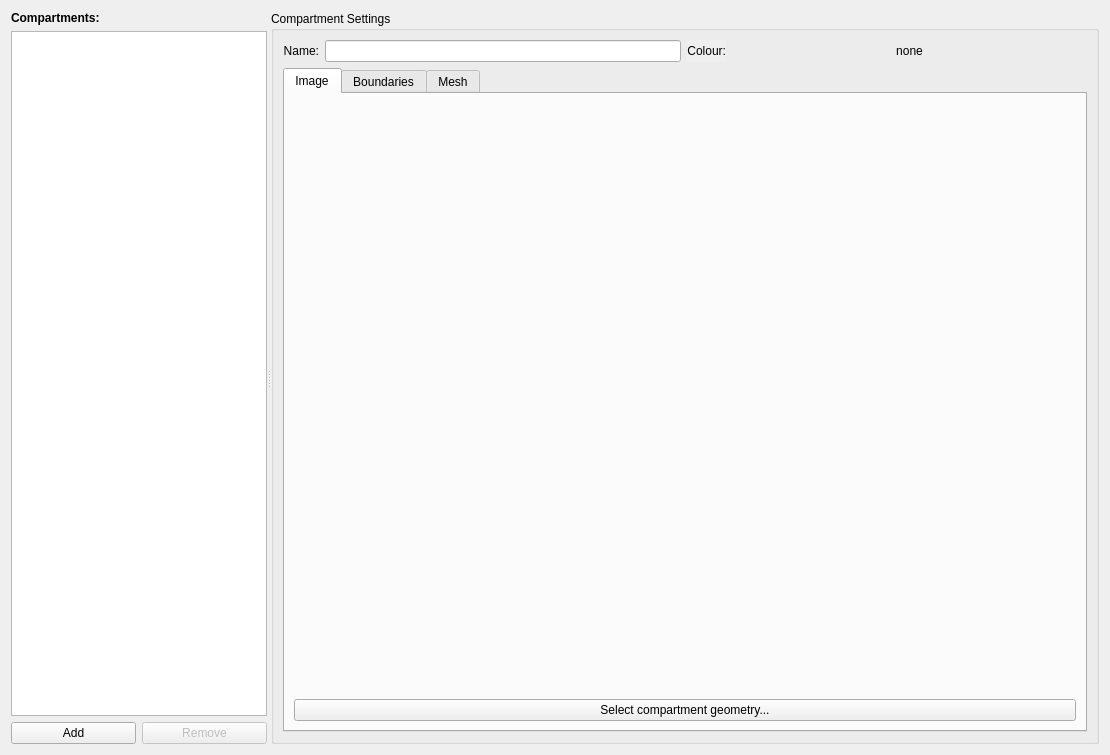
Before: the Qt Designer form src/gui/tabs/tabgeometry.ui in spatial-model-editor/spatial-model-editor, drawn with Qt 5.
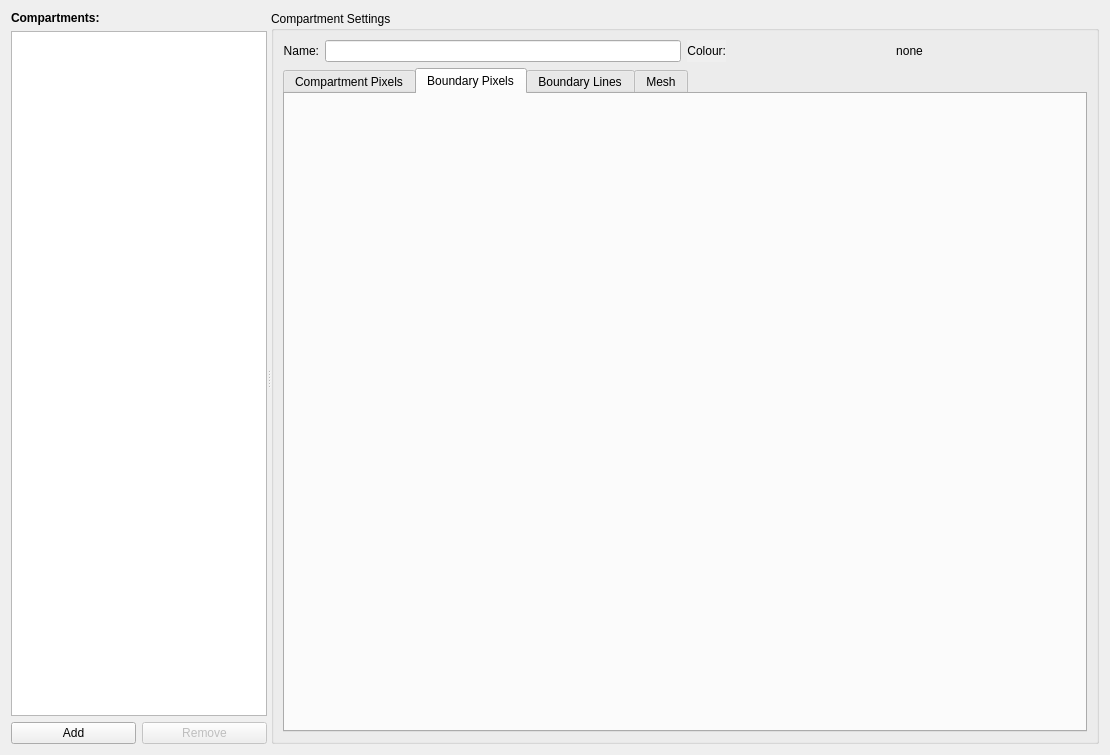
After: the same form once the commit is applied. The open tabs and pages were chosen to show the change. Custom widgets are drawn as their Qt base class.

Commit message: improve boundary detection   - fixed points can have any number of boundary lines   - lines that don't end in a FP are silently ignored   - triangle library now throws exception instead of exiting on error     - user informed that meshing failed instead of crashing   - boundary pixels that don't involve at least one compartment colour are now ignored   - if model contains a membrane boundary that is not a closed loop     - we don't support meshing this geometry for DUNE yet     - tell user, offer to use Pixel instead     - otherwise disable simulate button (instead of just crashing)

```diff
--- a/src/gui/tabs/tabgeometry.ui
+++ b/src/gui/tabs/tabgeometry.ui
@@ -233,7 +233,7 @@
          </property>
          <widget class="QWidget" name="tabCompartmentImage">
           <attribute name="title">
-           <string>Image</string>
+           <string>Compartment Pixels</string>
           </attribute>
           <layout class="QHBoxLayout" name="horizontalLayout_13">
            <item>
@@ -290,9 +290,37 @@
            </item>
           </layout>
          </widget>
+         <widget class="QWidget" name="tabCompartmentBoundaryPixels">
+          <attribute name="title">
+           <string>Boundary Pixels</string>
+          </attribute>
+          <layout class="QHBoxLayout" name="horizontalLayout_2">
+           <item>
+            <widget class="QLabelMouseTracker" name="lblCompBoundaryPixels" native="true">
+             <property name="sizePolicy">
+              <sizepolicy hsizetype="Preferred" vsizetype="Preferred">
+               <horstretch>0</horstretch>
+               <verstretch>0</verstretch>
+              </sizepolicy>
+             </property>
+             <property name="toolTip">
+              <string>The mesh representing the geometry of the compartment</string>
+             </property>
+             <property name="statusTip">
+              <string>The mesh representing the geometry of the compartment</string>
+             </property>
+             <property name="whatsThis">
+              <string>&lt;h4&gt;Compartment Geometry: Mesh&lt;/h4&gt;
+&lt;p&gt;The compartment geometry mesh is generated from all the pixels in the compartment geometry image on the left that have the colour assigned to this compartment&lt;/p&gt;
+&lt;p&gt;To change the geometry, click 'Select compartment geometry...', then click on the geometry image on the left.&lt;/p&gt;</string>
+             </property>
+            </widget>
+           </item>
+          </layout>
+         </widget>
          <widget class="QWidget" name="tabCompartmentBoundary">
           <attribute name="title">
-           <string>Boundaries</string>
+           <string>Boundary Lines</string>
           </attribute>
           <layout class="QHBoxLayout" name="horizontalLayout_12">
            <item>
```
Left out of the diff: 50 changed lines with no effect on the pictures. The commit also changes 16 other files.
